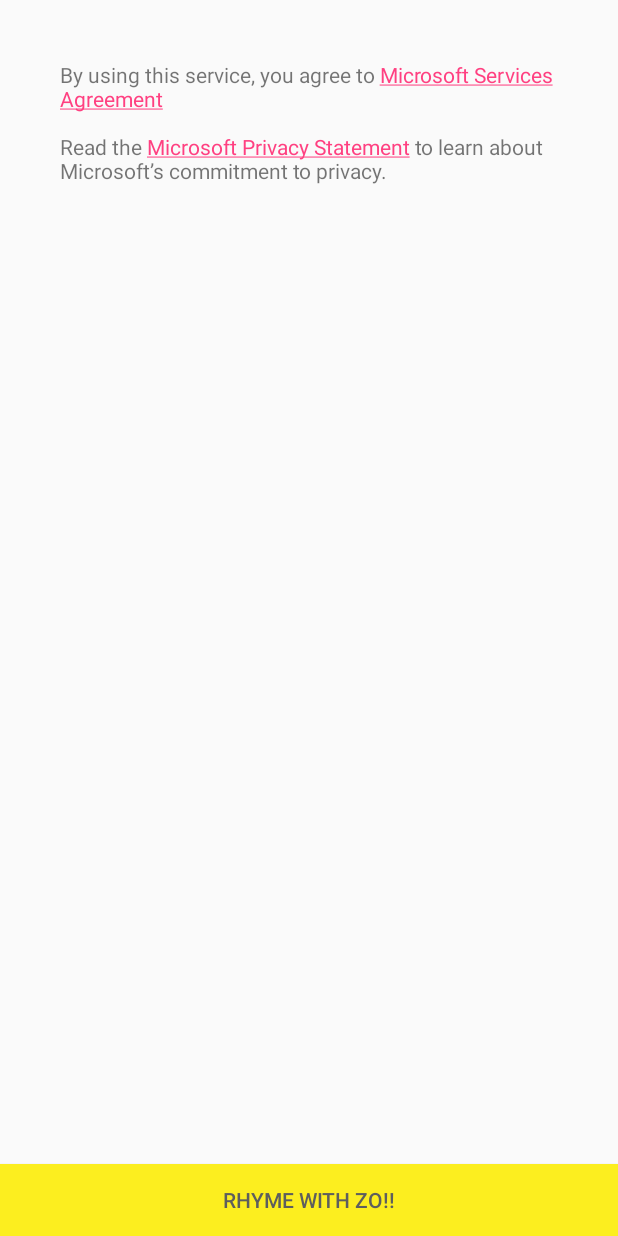
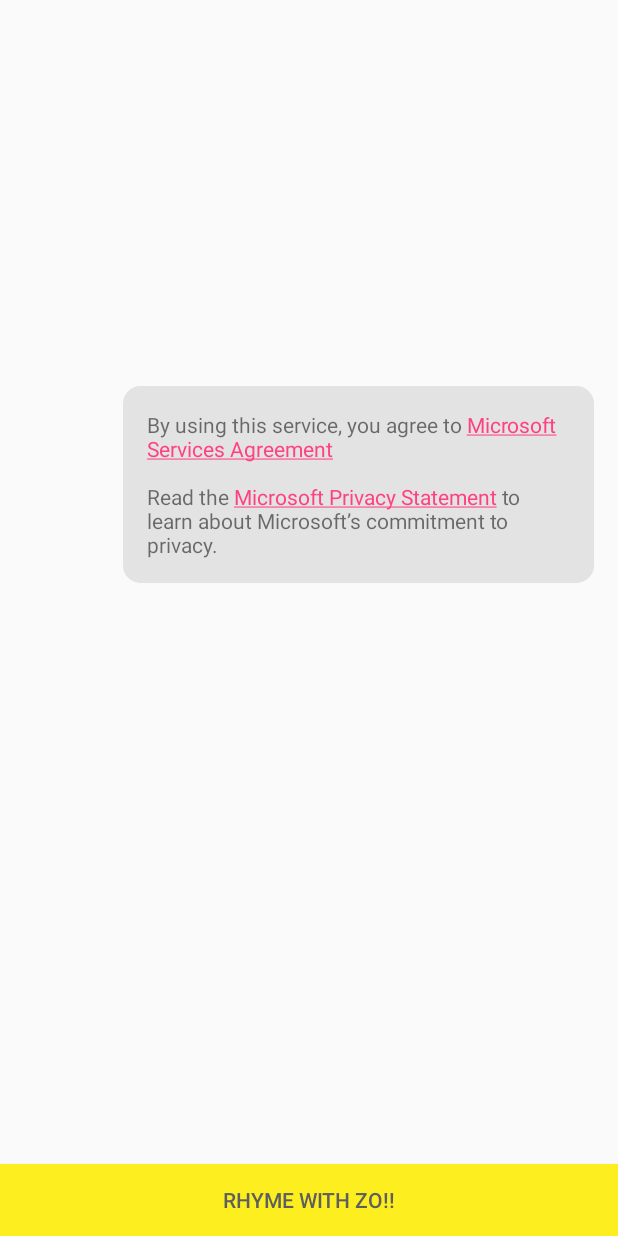
Before and after one commit to minakhan01/ArsZo, an Android app: the layout activity_privacy.xml on its own in the app's theme, with its tools: preview values and no code run, on a phone screen of 412 x 824 dp. Run offline under Robolectric (Android 15) with nearby library versions, the phone set to English and light mode, and no system bars; network calls fail.

```diff
--- /dev/null
+++ b/app/src/main/res/drawable/bg_shape.xml
@@ -0,0 +1,7 @@
+<?xml version="1.0" encoding="UTF-8"?>
+<shape xmlns:android="http://schemas.android.com/apk/res/android">
+    <solid android:color="#E3E3E3"/>
+    <stroke android:width="3dip" android:color="#E3E3E3" />
+    <corners android:radius="10dip"/>
+    <padding android:left="0dip" android:top="0dip" android:right="0dip" android:bottom="0dip" />
+</shape>
--- a/app/src/main/res/layout/activity_privacy.xml
+++ b/app/src/main/res/layout/activity_privacy.xml
@@ -9,19 +9,39 @@
 <LinearLayout
     android:orientation="vertical" android:layout_width="match_parent"
     android:layout_height="match_parent"
-    android:id="@+id/terms_button">
+    android:id="@+id/terms_button"
+    android:weightSum="5">
     <LinearLayout
-        android:layout_width="match_parent"
+        android:layout_width="wrap_content"
         android:layout_height="wrap_content"
-        android:layout_weight="1">
-    <TextView
-        android:layout_width="match_parent"
+        android:layout_weight="2"
+        android:paddingRight="@dimen/activity_horizontal_margin">
+        <ImageView
+            android:layout_width="50dp"
+            android:layout_height="50dp"
+            android:visibility="invisible"
+            android:id="@+id/image"
+            android:layout_gravity="bottom"
+            android:src="@mipmap/logo"
+            android:layout_marginLeft="@dimen/activity_horizontal_margin"
+            android:layout_marginRight="@dimen/activity_horizontal_margin"
+            />
+
+        <TextView
+            android:layout_width="wrap_content"
+            android:layout_height="wrap_content"
+            android:padding="@dimen/activity_horizontal_margin"
+            android:layout_gravity="bottom"
+            android:text="@string/terms_string"
+            android:id="@+id/privacy_terms"
+            android:background="@drawable/bg_shape"
+            />
+    </LinearLayout>
+    <LinearLayout
+        android:layout_width="wrap_content"
         android:layout_height="wrap_content"
-        android:text="@string/terms_string"
-        android:padding="40dp"
-        android:id="@+id/privacy_terms"
-        />
-    </LinearLayout>
+        android:layout_weight="3">
+        </LinearLayout>
     <Button
         android:layout_width="match_parent"
         android:layout_height="wrap_content"
```
Also changed, not shown: app/src/main/java/cafe/adriel/androidaudiorecorder/example/PrivacyActivity.java (+10 -0 lines), app/src/main/res/layout/activity_main.xml (+16 -11 lines).
